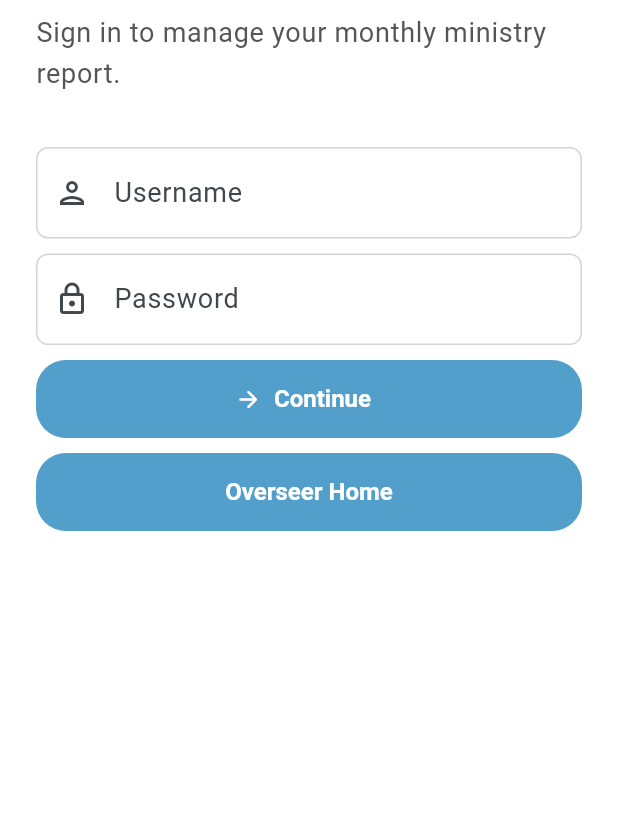
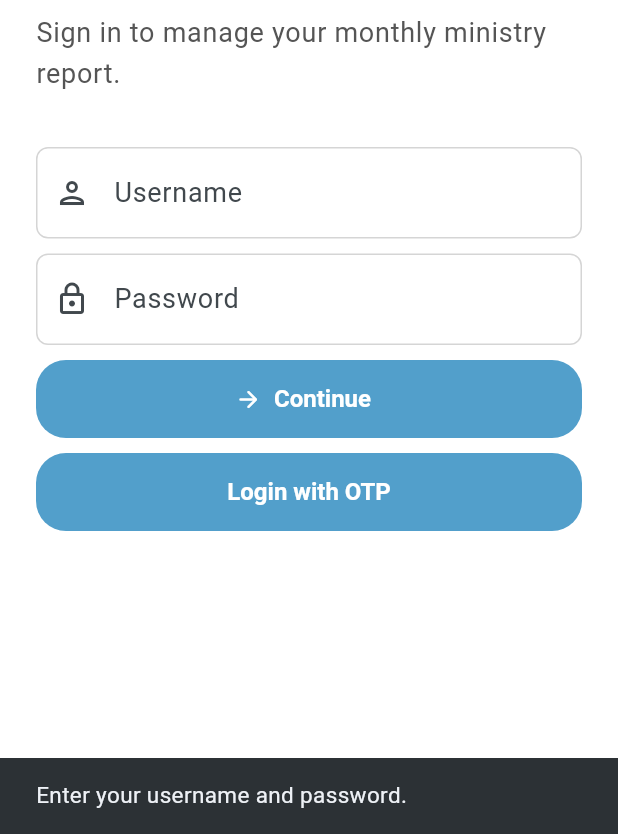
Before and after one commit to Azure2069/congregation-reporting-app, a Flutter app: the screen it shows after launch, after a tap on "Continue", on a phone screen of 412 x 824 dp, the part 402-1236 px from its top. Run offline on Flutter 3.47's test engine with Material 3 defaults, Android fonts, the light colour scheme and no system bars; our stand-ins replace dio, flutter_riverpod, go_router; network calls fail; Roboto replaces fonts that are missing (Georgia).

```diff
--- a/lib/core/api/api_client.dart
+++ b/lib/core/api/api_client.dart
@@ -1,4 +1,3 @@
-import 'package:congregation_reporting/features/auth/providers/token_provider.dart';
 import 'package:dio/dio.dart';
 import 'package:flutter_riverpod/flutter_riverpod.dart';
 /*
--- a/lib/core/api/network/dio_provider.dart
+++ b/lib/core/api/network/dio_provider.dart
@@ -1,6 +1,5 @@
 import 'package:dio/dio.dart';
 
-import '../api_client.dart';
 import 'package:flutter_riverpod/flutter_riverpod.dart';
 import '../../../features/auth/providers/token_provider.dart';
 
--- a/lib/core/utils/date_labels.dart
+++ b/lib/core/utils/date_labels.dart
@@ -29,6 +29,7 @@ class DateLabels {
 
   static DateTime currentReportingMonth() {
     final now = DateTime.now();
-    return DateTime(now.year, now.month);
+    final month = now.month - 1;
+    return DateTime(now.year, month);
   }
 }
--- a/lib/features/auth/screens/loginScreen.dart
+++ b/lib/features/auth/screens/loginScreen.dart
@@ -1,6 +1,5 @@
 import 'package:flutter/material.dart';
 import 'package:go_router/go_router.dart';
-import '../../../core/api/api_client.dart';
 import 'package:flutter_riverpod/flutter_riverpod.dart';
 import '../providers/token_provider.dart';
 import '../../../core/api/users/users_api.dart';
@@ -14,6 +13,7 @@ class LoginScreen extends ConsumerStatefulWidget {
 class _LoginScreen extends ConsumerState<LoginScreen> {
   final usernameController = TextEditingController();
   final passwordController = TextEditingController();
+  bool isLoading = false;
 
   @override
   void dispose() {
@@ -82,29 +82,66 @@ class _LoginScreen extends ConsumerState<LoginScreen> {
 
               SizedBox(height: 10),
               ElevatedButton.icon(
-                onPressed: () async {
+              onPressed: isLoading ? null : () async {
+                if (usernameController.text.trim().isEmpty ||
+                    passwordController.text.isEmpty) {
+                  ScaffoldMessenger.of(context).showSnackBar(
+                    const SnackBar(
+                      content: Text('Enter your username and password.'),
+                    ),
+                  );
+                  return;
+                }
+
+                setState(() => isLoading = true);
+
+                try {
                   final response = await ref.read(usersApiProvider).login(
-                    usernameController.text,
-                    passwordController.text
+                    usernameController.text.trim(),
+                    passwordController.text,
                   );
-                  final token = response.data['session_token'];
+
+                  final token = response['session_token'];
+
+                  if (token == null || token is! String || token.isEmpty) {
+                    throw Exception('The server did not return a valid session token.');
+                  }
+
                   ref.read(authTokenProvider.notifier).state = token;
-                  if (token != null) {
+
+                  if (mounted) {
                     context.go('/home');
                   }
-                },
-
-                // => context.go('/home'),
-                icon: const Icon(Icons.arrow_forward_rounded),
-                label: const Text('Continue'),
-              ),
+                } catch (e) {
+                  if (mounted) {
+                    ScaffoldMessenger.of(context).showSnackBar(
+                      const SnackBar(
+                        content: Text('Login failed. Check your credentials and try again.'),
+                      ),
+                    );
+                  }
+                } finally {
+                  if (mounted) {
+                    setState(() => isLoading = false);
+                  }
+                }
+              },
+              icon: isLoading
+                  ? const SizedBox(
+                      height: 18,
+                      width: 18,
+                      child: CircularProgressIndicator(strokeWidth: 2),
+                    )
+                  : const Icon(Icons.arrow_forward_rounded),
+              label: Text(isLoading ? 'Signing in...' : 'Continue'),
+            ),
               SizedBox(height: 10),
 
               ElevatedButton(
                 onPressed: () {
-                  context.push('/overseerHome');
+                  context.push('/otp-login');
                 },
-                child: Text("Overseer Home"),
+                child: Text("Login with OTP"),
               ),
             ],
           ),
--- a/lib/features/auth/screens/submitReportScreen.dart
+++ b/lib/features/auth/screens/submitReportScreen.dart
@@ -139,12 +139,12 @@ class _SubmitReportscreen extends ConsumerState<SubmitReportscreen> {
                         }
                         return null;
                       },
-                      onChanged: (String? new_Val) {
+                      onChanged: (String? newVal) {
                         setState(() {
                           _hoursTextController.clear();
                           _bibleStudyTextController.clear();
                           _participated = false;
-                          _publisherType = new_Val;
+                          _publisherType = newVal;
                         });
                       },
                     ),
--- a/lib/features/overseer/screens/current_month_reports.dart
+++ b/lib/features/overseer/screens/current_month_reports.dart
@@ -4,7 +4,7 @@ import 'package:flutter/material.dart';
 import '../../../core/utils/date_labels.dart';
 
 class CurrentMonthReports extends ConsumerWidget {
-  CurrentMonthReports({super.key});
+  const CurrentMonthReports({super.key});
   @override
   Widget build(BuildContext context, WidgetRef ref) {
     final currentMonth = DateLabels.currentReportingMonth();
--- a/lib/features/overseer/screens/member_reports_screen.dart
+++ b/lib/features/overseer/screens/member_reports_screen.dart
@@ -1,5 +1,4 @@
 import 'package:congregation_reporting/providers/report_provider.dart';
-import 'package:congregation_reporting/providers/user_provider.dart';
 import 'package:flutter/material.dart';
 import 'package:flutter_riverpod/flutter_riverpod.dart';
 
```
Also changed, not shown: lib/core/api/congregation/congregation_api.dart (added, +50 -0 lines), lib/core/api/reports/reports_api.dart (+8 -1 lines), lib/features/auth/screens/publisherHomeScreen.dart (+58 -10 lines), lib/features/auth/screens/reportHistoryScreen.dart (+49 -25 lines), lib/features/reports/widgets/monthly_report_status.dart (added, +47 -0 lines), lib/features/auth/providers/token_provider.dart (line endings or trailing spaces).
